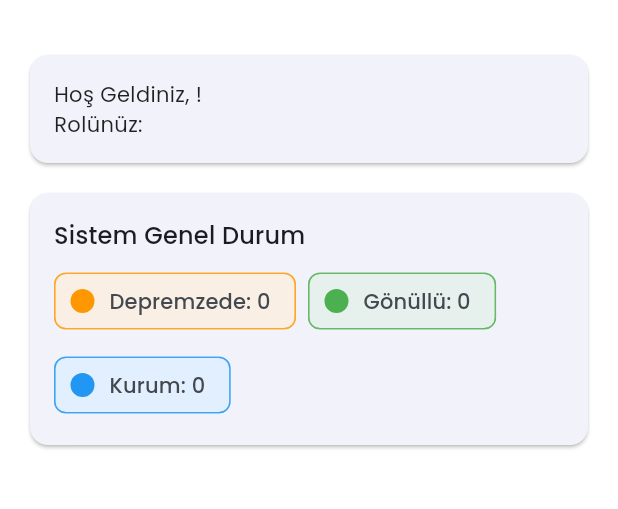
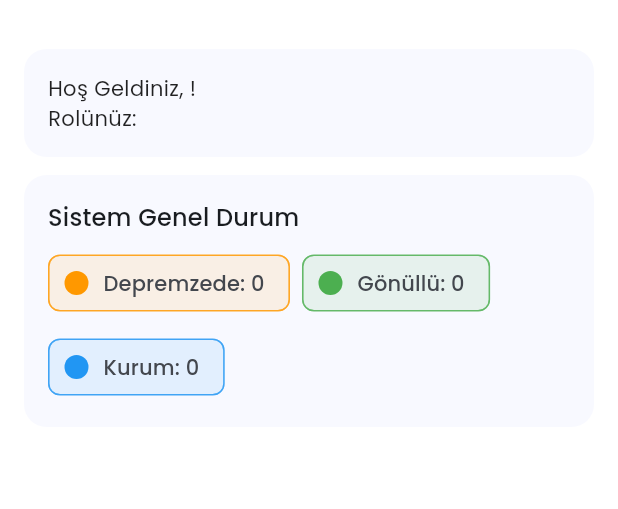
Before and after one commit to meminglr/Help-Now, a Flutter app: the HomeScreen screen opened directly, on a phone screen of 412 x 824 dp, the part 59-568 px from its top. Run offline on Flutter 3.47's test engine with Material 3 defaults, Android fonts, the light colour scheme and no system bars; our stand-ins replace cloud_firestore, firebase_auth, firebase_core, geolocator, google_maps_flutter, rxdart; accounts and stored records are empty.

Commit message:
feat: Enhance UI with improved scroll physics and replace Card with Material for better styling

```diff
--- a/lib/screens/harita_screen.dart
+++ b/lib/screens/harita_screen.dart
@@ -403,6 +403,8 @@ class _HaritaScreenState extends State<HaritaScreen>
                                             children: [
                                               Expanded(
                                                 child: ListView.builder(
+                                                  physics:
+                                                      BouncingScrollPhysics(),
                                                   controller: scrollController,
                                                   itemCount: ihtiyaclar.length,
                                                   itemBuilder: (context, index) {
--- a/lib/screens/home_screen.dart
+++ b/lib/screens/home_screen.dart
@@ -51,7 +51,8 @@ class _HomeScreenState extends State<HomeScreen>
             child: Column(
               crossAxisAlignment: CrossAxisAlignment.stretch,
               children: [
-                Card(
+                Material(
+                  borderRadius: BorderRadius.circular(15),
                   child: Padding(
                     padding: EdgeInsets.all(16),
                     child: Column(
@@ -64,7 +65,8 @@ class _HomeScreenState extends State<HomeScreen>
                   ),
                 ),
                 SizedBox(height: 12),
-                Card(
+                Material(
+                  borderRadius: BorderRadius.circular(15),
                   child: Padding(
                     padding: EdgeInsets.all(16),
                     child: Column(
@@ -115,14 +117,15 @@ class _HomeScreenState extends State<HomeScreen>
                 ),
                 if (user.role == 'gonullu') ...[
                   SizedBox(height: 12),
-                  InkWell(
+                  GestureDetector(
                     onTap: () {
                       if (widget.onNavigateToTab != null &&
                           widget.gonulluOnayTabIndex != null) {
                         widget.onNavigateToTab!(widget.gonulluOnayTabIndex!);
                       }
                     },
-                    child: Card(
+                    child: Material(
+                      borderRadius: BorderRadius.circular(15),
                       child: Padding(
                         padding: EdgeInsets.all(16),
                         child: Row(
@@ -170,14 +173,15 @@ class _HomeScreenState extends State<HomeScreen>
                     ),
                   ),
                   SizedBox(height: 12),
-                  InkWell(
+                  GestureDetector(
                     onTap: () {
                       if (widget.onNavigateToTab != null &&
                           widget.envanterTabIndex != null) {
                         widget.onNavigateToTab!(widget.envanterTabIndex!);
                       }
                     },
-                    child: Card(
+                    child: Material(
+                      borderRadius: BorderRadius.circular(15),
                       child: Padding(
                         padding: EdgeInsets.all(16),
                         child: Row(
@@ -228,7 +232,7 @@ class _HomeScreenState extends State<HomeScreen>
                     ),
                   ),
                   SizedBox(height: 12),
-                  InkWell(
+                  GestureDetector(
                     onTap: () {
                       if (widget.onNavigateToTab != null &&
                           widget.envanterTabIndex != null) {
@@ -241,7 +245,8 @@ class _HomeScreenState extends State<HomeScreen>
                         );
                       }
                     },
-                    child: Card(
+                    child: Material(
+                      borderRadius: BorderRadius.circular(15),
                       child: Padding(
                         padding: EdgeInsets.all(16),
                         child: Row(
--- a/lib/screens/main_screen.dart
+++ b/lib/screens/main_screen.dart
@@ -53,7 +53,10 @@ class _MainScreenState extends State<MainScreen> {
           ProfileScreen(),
         ];
         _items = [
-          BottomNavigationBarItem(icon: Icon(Icons.home), label: 'Ana Sayfa'),
+          if (user.role == 'depremzede' ||
+              user.role == 'gonullu' ||
+              user.role == 'kurum')
+            BottomNavigationBarItem(icon: Icon(Icons.home), label: 'Ana Sayfa'),
           if (user.role == 'depremzede')
             BottomNavigationBarItem(
               icon: Icon(Icons.add_alert),
--- a/lib/screens/register_screen.dart
+++ b/lib/screens/register_screen.dart
@@ -200,7 +200,7 @@ class _RegisterScreenState extends State<RegisterScreen> {
                     ),
                     const SizedBox(height: 8),
                     TextButton(
-                      onPressed: () => Navigator.pushNamed(context, '/login'),
+                      onPressed: () => Navigator.pop(context, '/login'),
                       child: const Text('Zaten hesabınız var mı? Giriş yap'),
                     ),
                   ],
```
